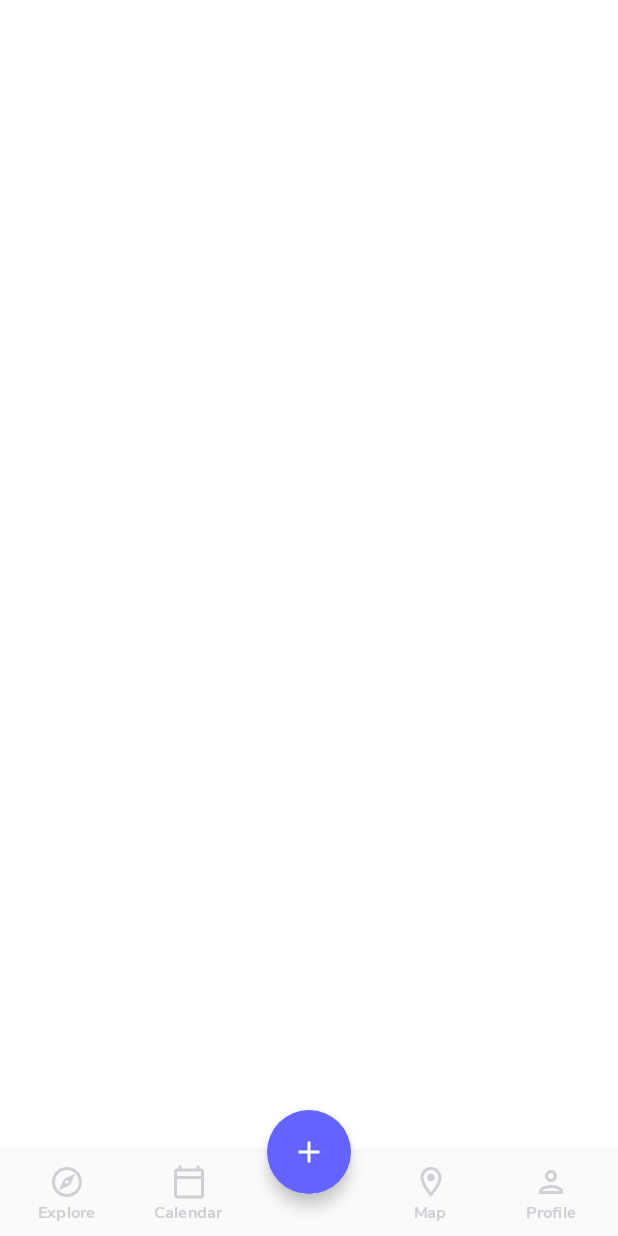
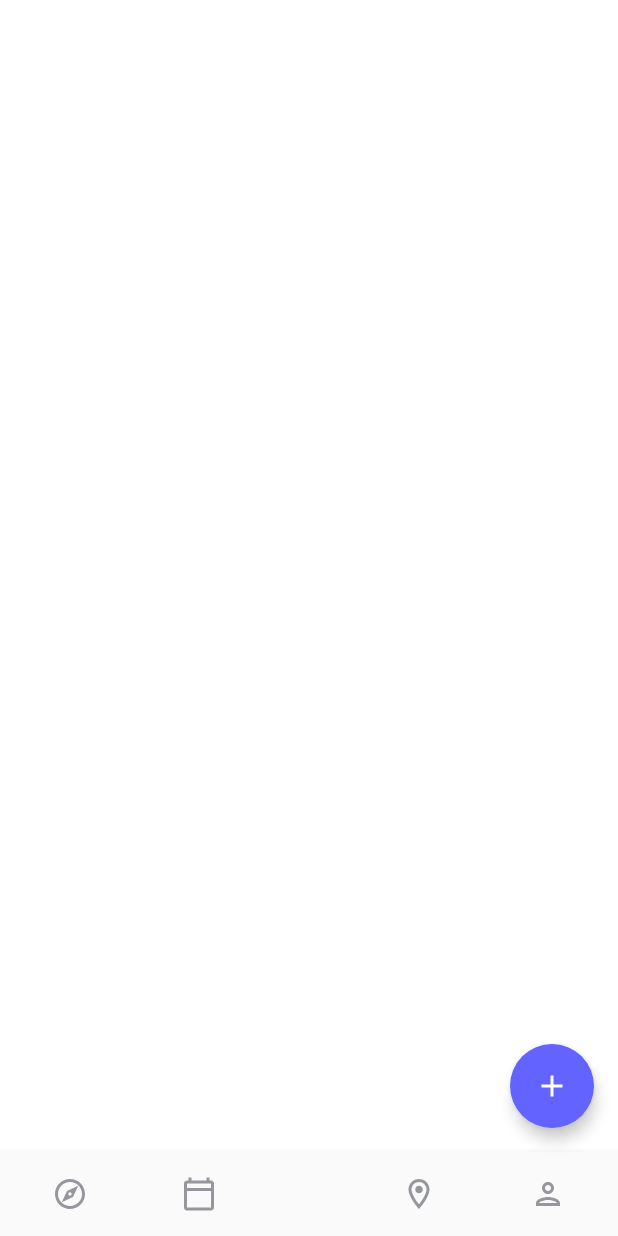
Before and after one commit to Enes-Kayiklik/KOU-Social, an Android app built with Jetpack Compose: the composable BaseScaffold shown on its own in the app's theme, on a phone screen of 412 x 824 dp. Run offline under Robolectric (Android 15) with nearby library versions, the phone set to English and light mode, and no system bars; our stand-ins replace accompanist; 6 statements that could not run were skipped.

Commit message:
updated bottom nav view

```diff
--- a/app/src/main/java/com/eneskayiklik/eventverse/core/component/BaseBottomNavItem.kt
+++ b/app/src/main/java/com/eneskayiklik/eventverse/core/component/BaseBottomNavItem.kt
@@ -1,51 +1,61 @@
 package com.eneskayiklik.eventverse.core.component
 
-import androidx.compose.foundation.layout.RowScope
-import androidx.compose.material.BottomNavigationItem
+import androidx.compose.animation.animateColorAsState
+import androidx.compose.animation.animateContentSize
+import androidx.compose.foundation.background
+import androidx.compose.foundation.clickable
+import androidx.compose.foundation.layout.*
+import androidx.compose.foundation.shape.CircleShape
 import androidx.compose.material.Icon
 import androidx.compose.material.MaterialTheme
 import androidx.compose.material.Text
 import androidx.compose.runtime.Composable
+import androidx.compose.runtime.getValue
+import androidx.compose.ui.Alignment
 import androidx.compose.ui.Modifier
+import androidx.compose.ui.draw.clip
 import androidx.compose.ui.graphics.Color
 import androidx.compose.ui.graphics.vector.ImageVector
+import androidx.compose.ui.unit.dp
 import androidx.compose.ui.unit.sp
-import com.eneskayiklik.eventverse.core.ui.theme.UnselectedColor
 
 @Composable
-fun RowScope.BaseBottomNavItem(
-    modifier: Modifier = Modifier,
+fun BaseBottomNavItem(
     icon: ImageVector? = null,
     contentDescription: String? = null,
     selected: Boolean = false,
     selectedColor: Color = MaterialTheme.colors.primary,
-    unselectedColor: Color = UnselectedColor,
-    enabled: Boolean = true,
     onClick: () -> Unit
 ) {
-    BottomNavigationItem(
-        selected = selected,
-        onClick = onClick,
-        modifier = modifier,
-        enabled = enabled,
-        selectedContentColor = selectedColor,
-        unselectedContentColor = unselectedColor,
-        icon = {
+    val backColor by animateColorAsState(targetValue = if (selected) selectedColor.copy(alpha = .5F) else Color.Transparent)
+    val itemsColor by animateColorAsState(targetValue = if (selected) selectedColor else MaterialTheme.colors.onSurface)
+    Box(
+        modifier = Modifier
+            .clip(CircleShape)
+            .background(backColor)
+            .animateContentSize()
+            .clickable(onClick = onClick),
+        contentAlignment = Alignment.Center
+    ) {
+        Row(
+            horizontalArrangement = Arrangement.spacedBy(5.dp),
+            verticalAlignment = Alignment.CenterVertically,
+            modifier = Modifier.padding(vertical = 8.dp, horizontal = 10.dp)
+        ) {
             if (icon != null) {
                 Icon(
                     imageVector = icon,
                     contentDescription = contentDescription,
-                    modifier = Modifier
+                    modifier = Modifier,
+                    tint = itemsColor,
                 )
             }
-        },
-        label = {
-            if (!contentDescription.isNullOrEmpty()) {
+            if (!contentDescription.isNullOrEmpty() && selected) {
                 Text(
                     text = contentDescription,
-                    style = MaterialTheme.typography.h2.copy(fontSize = 11.sp)
+                    style = MaterialTheme.typography.h2.copy(fontSize = 14.sp, color = itemsColor)
                 )
             }
         }
-    )
+    }
 }
--- a/app/src/main/java/com/eneskayiklik/eventverse/core/component/BaseScaffold.kt
+++ b/app/src/main/java/com/eneskayiklik/eventverse/core/component/BaseScaffold.kt
@@ -3,6 +3,7 @@ package com.eneskayiklik.eventverse.core.component
 import androidx.compose.animation.*
 import androidx.compose.foundation.layout.Arrangement
 import androidx.compose.foundation.layout.Row
+import androidx.compose.foundation.layout.fillMaxWidth
 import androidx.compose.foundation.shape.CircleShape
 import androidx.compose.material.*
 import androidx.compose.material.icons.Icons
@@ -70,13 +71,15 @@ fun BaseScaffold(
                     modifier = Modifier.shadow(elevation = 0.dp, clip = false, shape = CircleShape),
                     backgroundColor = MaterialTheme.colors.surface,
                 ) {
-                    Row(horizontalArrangement = Arrangement.SpaceEvenly) {
+                    Row(
+                        horizontalArrangement = Arrangement.SpaceAround,
+                        modifier = Modifier.fillMaxWidth()
+                    ) {
                         bottomNavItems.forEachIndexed { _, bottomNavItem ->
                             BaseBottomNavItem(
                                 icon = bottomNavItem.icon,
                                 contentDescription = bottomNavItem.contentDescription,
                                 selected = navController.currentBackStackEntry?.destination?.route == bottomNavItem.route,
-                                enabled = bottomNavItem.icon != null
                             ) {
                                 val destination = navController.currentDestination?.route
                                 if (destination != bottomNavItem.route) {
@@ -110,8 +113,8 @@ fun BaseScaffold(
                 }
             }
         },
-        isFloatingActionButtonDocked = true,
-        floatingActionButtonPosition = FabPosition.Center,
+        isFloatingActionButtonDocked = false,
+        floatingActionButtonPosition = FabPosition.End,
         modifier = modifier,
     ) {
         content()
```
